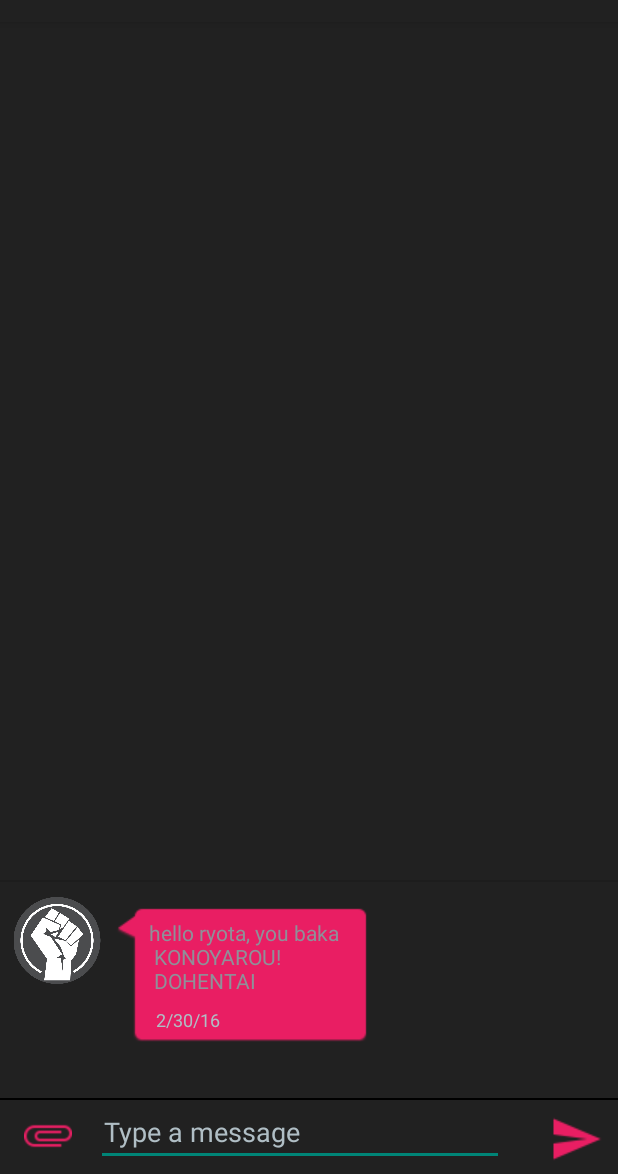
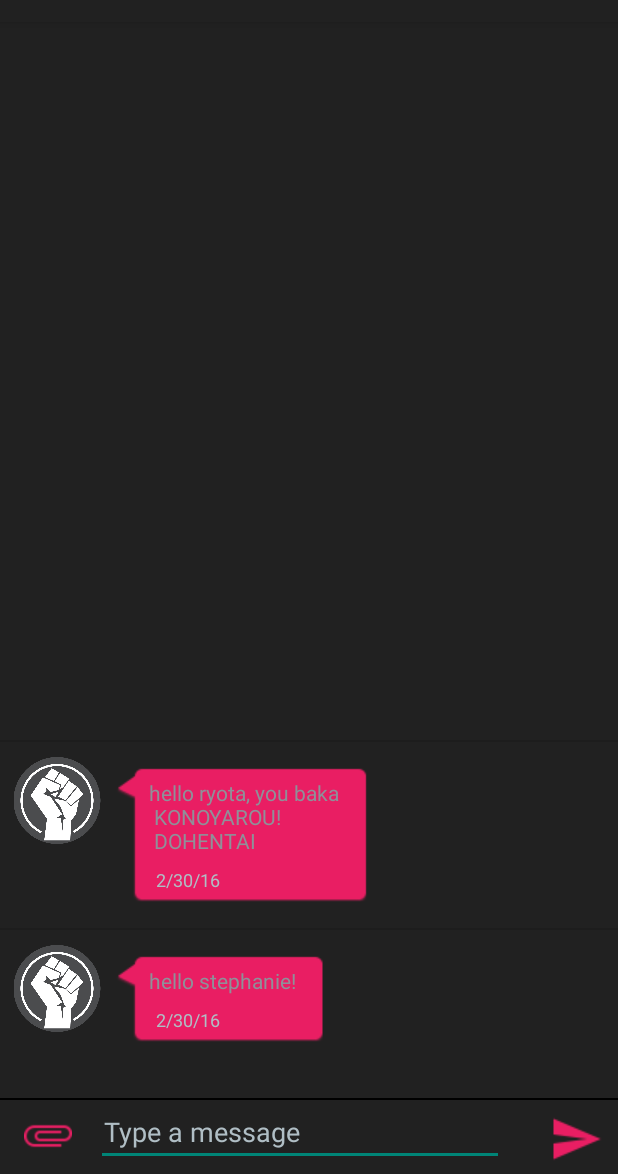
Before and after one commit to LadyWhaleton/Fistbump, an Android app: the conversation screen opened directly, with no data from a screen before it, on a phone screen of 412 x 824 dp, the part 62-1236 px from its top. Run offline under Robolectric (Android 15) with nearby library versions, the light colour scheme and no system bars.

Commit message:
finished right side chat bubble

```diff
--- a/app/src/main/java/fistbumpstudios/fistbump/conversation.java
+++ b/app/src/main/java/fistbumpstudios/fistbump/conversation.java
@@ -21,7 +21,6 @@ public class conversation extends AppCompatActivity {
     ListView convolistView;
     Context context;
     public static List<Message> messages;
-
 
     @Override
     protected void onCreate(Bundle savedInstanceState) {
@@ -53,7 +52,9 @@ public class conversation extends AppCompatActivity {
 
     private void addMsg(){
         Message msg = new Message("Stephanie", "2123123", "hello ryota, you baka\n KONOYAROU!\n DOHENTAI", "2/30/16");
+        Message msg2 = new Message("ryotas4", "2123123", "hello stephanie!", "2/30/16");
         messages.add(msg);
+        messages.add(msg2);
         LiveUpdateConversaition();
     }
 
@@ -64,14 +65,23 @@ public class conversation extends AppCompatActivity {
 
         @Override
         public View getView(int position, View view, ViewGroup parent) {
+            LayoutInflater inflater = LayoutInflater.from(getContext());
 
             // if there's no instance of this view
             if (view == null) {
-                LayoutInflater inflater = LayoutInflater.from(getContext());
                 view = inflater.inflate(R.layout.listview_bubble_left, parent, false);
             }
 
+
             Message currentMsg = messages.get(position);
+            if(currentMsg.getSenderName().equals(username)){
+                view = inflater.inflate(R.layout.listview_bubble_right, parent, false);
+            }
+
+            else {
+                view = inflater.inflate(R.layout.listview_bubble_left, parent, false);
+            }
+
             TextView body = (TextView) view.findViewById(R.id.msgBody);
             body.setText(currentMsg.getMessageBody());
 
--- a/app/src/main/res/layout/listview_bubble_left.xml
+++ b/app/src/main/res/layout/listview_bubble_left.xml
@@ -18,7 +18,7 @@ android:padding="8dp"
         android:id="@+id/childTextBox"
         android:layout_width="wrap_content"
         android:layout_height="match_parent"
-        android:background="@drawable/bubble"
+        android:background="@drawable/left_bubble"
         android:backgroundTint="@color/pink"
         android:layout_margin="8dp"
         android:paddingEnd="20dp"
--- a/app/src/main/res/values/colors.xml
+++ b/app/src/main/res/values/colors.xml
@@ -10,4 +10,5 @@
     <color name="background">#212121</color>
     <color name="black_overlay">#66000000</color>
     <color name="gray">#B0BEC5</color>
+    <color name="teal">#009688</color>
 </resources>
```
Also changed, not shown: app/src/main/res/layout/listview_bubble_right.xml (added, +49 -0 lines), app/src/main/res/drawable/left_bubble.9.png (renamed from app/src/main/res/drawable/bubble.9.png), app/src/main/res/drawable/right_bubble.9.png (added).
